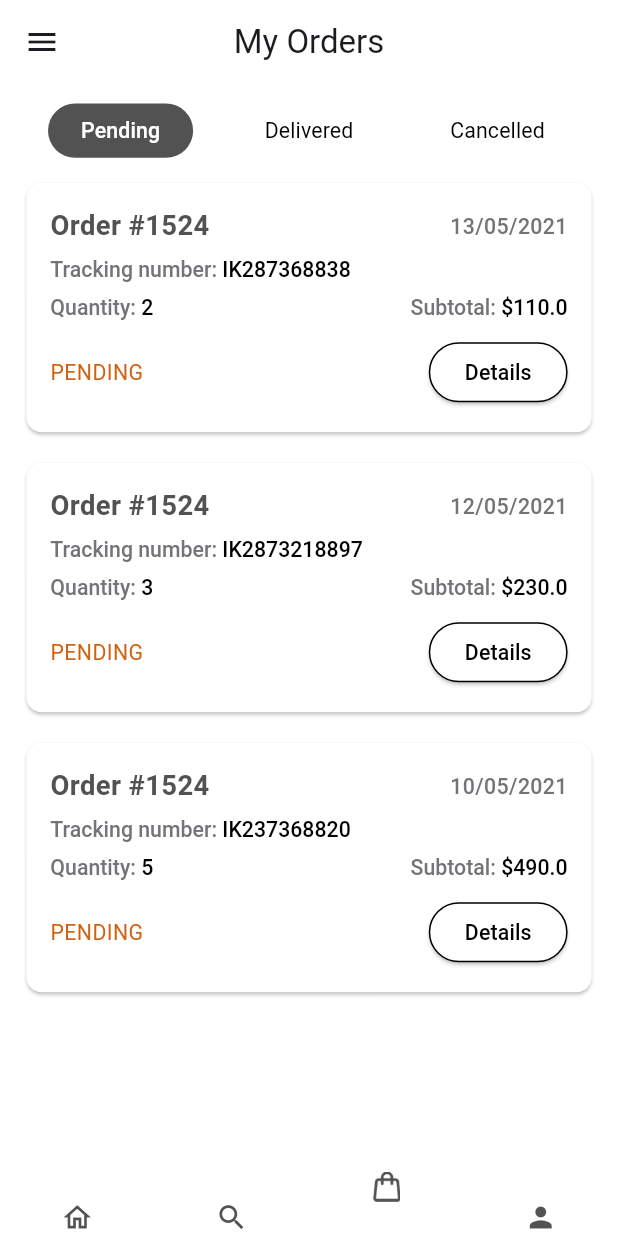
After one commit to daliamansour11/gemStore, a Flutter app: the screen it shows after launch, item 3 of the bottom bar chosen, on a phone screen of 412 x 824 dp. The commit adds this screen. Run offline on Flutter 3.47's test engine with Material 3 defaults, Android fonts, the light colour scheme and no system bars; drawn by our look-alikes of curved_navigation_bar; our stand-ins replace bloc, country_picker, equatable, flutter_bloc, flutter_screenutil, flutter_svg.

Commit message:
complete order ui add needed colors for orders status TODO: tabbar ui bug

```diff
--- a/lib/core/resources/colors_manger.dart
+++ b/lib/core/resources/colors_manger.dart
@@ -13,6 +13,7 @@ class ColorsManger {
   static const Color green = Color(0xff0ebe7f);
   static const Color ligthGreen = Color(0xff508A7B);
   static const Color semiGreen = Color(0x260EBE7E);
+  static const Color black = Color.fromARGB(255, 0, 0, 0);
 
   static const Color dropShadowColor = Color(0xFFf2f2f2);
   static const Color dark = Color(0xFF2A2B2E);
@@ -30,4 +31,8 @@ class ColorsManger {
   static const Color white = Color(0xffffffff);
   static const Color red = Color(0xfff1122a);
   static const Color error = Color(0xffe61f34);
+
+  static const Color pending = Color(0xffCF6212);
+  static const Color delivered = Color(0xff009254);
+  static const Color canceled = Color(0xffC50000);
 }
--- a/lib/core/resources/strings_manger.dart
+++ b/lib/core/resources/strings_manger.dart
@@ -73,4 +73,9 @@ class AppString {
   static const String deliveryDuration = 'Delivery from 3 to 7 business days';
   static const String thanks = 'Thank you for your purchase.\nYou can view your order in `My Orders` section.';
   static const String continueShopping = 'Continue Shopping';
+  static const String myOrders = 'My Orders';
+  static const String trackingNumber = 'Tracking number: ';
+  static const String quantity = 'Quantity: ';
+  static const String subtotalSign = 'Subtotal: ';
+  static const String details = 'Details';
 }
--- a/lib/core/utils/bottom_navigation.dart
+++ b/lib/core/utils/bottom_navigation.dart
@@ -1,7 +1,6 @@
 import 'package:curved_navigation_bar/curved_navigation_bar.dart';
 import 'package:flutter/material.dart';
 
-import '../../feature/cart_screen/presentation/pages/cart_screen.dart';
 import '../../feature/home/presentation/pages/home_screen.dart';
 import '../../feature/orders/presentation/pages/order_screen.dart';
 import '../../feature/profile/presentation/pages/profile_screen.dart';
@@ -63,7 +62,7 @@ class _BottomNavigationState extends State<BottomNavigation> {
         children: const [
           HomeScreen(),
           DiscoverScreen(),
-          OrderScreen(),
+          OrdersScreen(),
           ProfileScreen()
         ],
       ),
--- a/lib/core/utils/custom_app_bar.dart
+++ b/lib/core/utils/custom_app_bar.dart
@@ -2,20 +2,47 @@ import 'package:flutter/material.dart';
 import 'package:flutter_svg/flutter_svg.dart';
 
 import '../resources/assets_manger.dart';
+import '../resources/colors_manger.dart';
 
 PreferredSizeWidget? customAppBar({
   required String title,
   bool centerTitle = true,
   bool automaticallyImplyLeading = true,
+  bool isBackable = true,
   required BuildContext context,
 }) {
   return AppBar(
+    backgroundColor: ColorsManger.white,
     title: Text(title),
-    leading: InkWell(
-      onTap: () => Navigator.pop(context),
-      child: SvgPicture.asset(ImageAssets.backIcon, width: 32, height: 32),
-    ),
+    leading: isBackable
+        ? InkWell(
+            onTap: () => Navigator.pop(context),
+            child:
+                SvgPicture.asset(ImageAssets.backIcon, width: 32, height: 32),
+          )
+        : IconButton(onPressed: () {}, icon: const Icon(Icons.menu)),
     centerTitle: centerTitle,
     automaticallyImplyLeading: automaticallyImplyLeading,
   );
 }
+Widget customAppBarWidget({
+  required String title,
+  bool centerTitle = true,
+  bool automaticallyImplyLeading = true,
+  bool isBackable = true,
+  required BuildContext context,
+}) {
+  return AppBar(
+    backgroundColor: ColorsManger.white,
+    title: Text(title),
+    leading: isBackable
+        ? InkWell(
+            onTap: () => Navigator.pop(context),
+            child:
+                SvgPicture.asset(ImageAssets.backIcon, width: 32, height: 32),
+          )
+        : IconButton(onPressed: () {}, icon: const Icon(Icons.menu)),
+    centerTitle: centerTitle,
+    automaticallyImplyLeading: automaticallyImplyLeading,
+  );
+}
--- /dev/null
+++ b/lib/feature/orders/domain/entity/order_entity.dart
@@ -0,0 +1,21 @@
+import 'dart:ui';
+
+class Order {
+  final int id;
+  final String trackingNumber;
+  final String date;
+  final int quantity;
+  final double subtotal;
+  final String status;
+  final Color color;
+
+  Order({
+    required this.id,
+    required this.trackingNumber,
+    required this.date,
+    required this.quantity,
+    required this.subtotal,
+    required this.status,
+    required this.color,
+  });
+}
--- /dev/null
+++ b/lib/feature/orders/presentation/cubit/order_cubit.dart
@@ -0,0 +1,65 @@
+import 'package:flutter_bloc/flutter_bloc.dart';
+
+import '../../../../core/resources/colors_manger.dart';
+import '../../domain/entity/order_entity.dart';
+import 'order_states.dart';
+
+class OrdersCubit extends Cubit<OrdersState> {
+  OrdersCubit() : super(OrdersInitial());
+
+  void fetchOrders() async {
+    emit(OrdersLoading());
+
+    await Future.delayed(const Duration(seconds: 2));
+
+    final List<Order> orders = [
+      Order(
+        id: 1524,
+        trackingNumber: 'IK287368838',
+        date: '13/05/2021',
+        quantity: 2,
+        subtotal: 110,
+        status: 'Pending',
+        color: ColorsManger.pending,
+      ),
+      Order(
+        id: 1524,
+        trackingNumber: 'IK2873218897',
+        date: '12/05/2021',
+        quantity: 3,
+        subtotal: 230,
+        status: 'Pending',
+        color: ColorsManger.pending,
+      ),
+      Order(
+        id: 1524,
+        trackingNumber: 'IK237368820',
+        date: '10/05/2021',
+        quantity: 5,
+        subtotal: 490,
+        status: 'Pending',
+        color: ColorsManger.pending,
+      ),
+      Order(
+        id: 1524,
+        trackingNumber: 'IK287368837',
+        date: '15/05/2021',
+        quantity: 1,
+        subtotal: 50,
+        status: 'Delivered',
+        color: ColorsManger.delivered,
+      ),
+      Order(
+        id: 1524,
+        trackingNumber: 'IK237368831',
+        date: '08/05/2021',
+        quantity: 4,
+        subtotal: 320,
+        status: 'Cancelled',
+        color: ColorsManger.canceled,
+      ),
+    ];
+
+    emit(OrdersLoaded(orders));
+  }
+}
--- /dev/null
+++ b/lib/feature/orders/presentation/cubit/order_states.dart
@@ -0,0 +1,17 @@
+import '../../domain/entity/order_entity.dart';
+
+abstract class OrdersState {}
+
+class OrdersInitial extends OrdersState {}
+
+class OrdersLoading extends OrdersState {}
+
+class OrdersLoaded extends OrdersState {
+  final List<Order> orders;
+  OrdersLoaded(this.orders);
+}
+
+class OrdersError extends OrdersState {
+  final String message;
+  OrdersError(this.message);
+}
--- a/lib/feature/orders/presentation/pages/order_screen.dart
+++ b/lib/feature/orders/presentation/pages/order_screen.dart
@@ -1,17 +1,46 @@
 import 'package:flutter/material.dart';
+import 'package:flutter_bloc/flutter_bloc.dart';
+import 'package:flutter_screenutil/flutter_screenutil.dart';
 
-class OrderScreen extends StatefulWidget {
-  const OrderScreen({super.key});
+import '../../../../core/resources/colors_manger.dart';
+import '../../../../core/resources/strings_manger.dart';
+import '../../../../core/utils/custom_app_bar.dart';
+import '../cubit/order_cubit.dart';
+import '../widgets/custom_tab_bar.dart';
+import '../widgets/order_list.dart';
+
+class OrdersScreen extends StatelessWidget {
+  const OrdersScreen({super.key});
 
   @override
-  State<OrderScreen> createState() => _OrderScreenState();
-}
-
-class _OrderScreenState extends State<OrderScreen> {
-  @override
   Widget build(BuildContext context) {
-    return const Scaffold(
-      body: Center(child: Text('orderScreen')),
+    return DefaultTabController(
+      length: 3,
+      child: Scaffold(
+        backgroundColor: ColorsManger.white,
+        appBar: PreferredSize(
+          preferredSize: Size.fromHeight(110.h),
+          child: Column(
+            children: [
+              customAppBarWidget(
+                  context: context,
+                  title: AppString.myOrders,
+                  isBackable: false),
+              const CustomOrdersTabBar(),
+            ],
+          ),
+        ),
+        body: BlocProvider(
+          create: (context) => OrdersCubit()..fetchOrders(),
+          child: const TabBarView(
+            children: [
+              OrdersList(status: 'Pending'),
+              OrdersList(status: 'Delivered'),
+              OrdersList(status: 'Cancelled'),
+            ],
+          ),
+        ),
+      ),
     );
   }
 }
--- /dev/null
+++ b/lib/feature/orders/presentation/widgets/custom_tab_bar.dart
@@ -0,0 +1,57 @@
+import 'package:flutter/material.dart';
+import 'package:flutter_screenutil/flutter_screenutil.dart';
+
+import '../../../../core/resources/colors_manger.dart';
+
+class CustomOrdersTabBar extends StatelessWidget {
+  const CustomOrdersTabBar({super.key});
+
+  @override
+  Widget build(BuildContext context) {
+    return TabBar(
+      dividerColor: Colors.transparent,
+      padding: EdgeInsets.symmetric(horizontal: 16.w, vertical: 8.h),
+      labelPadding: EdgeInsets.symmetric(horizontal: 8.w),
+      labelStyle: TextStyle(
+        fontSize: 14.sp,
+        fontWeight: FontWeight.w500,
+      ),
+      unselectedLabelStyle: TextStyle(
+        fontSize: 14.sp,
+        fontWeight: FontWeight.w400,
+      ),
+      indicator: const BoxDecoration(color: Colors.transparent),
+      overlayColor: MaterialStateProperty.all(Colors.transparent),
+      tabs: [
+        _buildTab(context, 'Pending', 0),
+        _buildTab(context, 'Delivered', 1),
+        _buildTab(context, 'Cancelled', 2),
+      ],
+    );
+  }
+
+  Widget _buildTab(BuildContext context, String title, int index) {
+    return Tab(
+      child: Builder(
+        builder: (context) {
+          final tabController = DefaultTabController.of(context);
+          var isSelected = tabController.index == index;
+          return Container(
+            padding: EdgeInsets.symmetric(vertical: 8.h, horizontal: 20.w),
+            decoration: BoxDecoration(
+              color: isSelected ? ColorsManger.darkGrey : Colors.transparent,
+              borderRadius: BorderRadius.circular(20.r),
+            ),
+            child: Text(
+              title,
+              style: TextStyle(
+                color: isSelected ? ColorsManger.white : ColorsManger.black,
+                fontSize: 14.sp,
+              ),
+            ),
+          );
+        },
+      ),
+    );
+  }
+}
--- /dev/null
+++ b/lib/feature/orders/presentation/widgets/order_card.dart
@@ -0,0 +1,152 @@
+import 'package:flutter/material.dart';
+import 'package:flutter_screenutil/flutter_screenutil.dart';
+
+import '../../../../core/resources/colors_manger.dart';
+import '../../../../core/resources/strings_manger.dart';
+import '../../domain/entity/order_entity.dart';
+
+class OrderCard extends StatelessWidget {
+  final Order order;
+
+  const OrderCard({Key? key, required this.order}) : super(key: key);
+
+  @override
+  Widget build(BuildContext context) {
+    return Card(
+      margin: EdgeInsets.symmetric(vertical: 10.h, horizontal: 16.w),
+      shape: RoundedRectangleBorder(borderRadius: BorderRadius.circular(10.r)),
+      color: ColorsManger.white,
+      child: Padding(
+        padding: const EdgeInsets.all(16),
+        child: Column(
+          crossAxisAlignment: CrossAxisAlignment.start,
+          children: [
+            Row(
+              mainAxisAlignment: MainAxisAlignment.spaceBetween,
+              children: [
+                Text(
+                  'Order #${order.id}',
+                  style: TextStyle(
+                    fontWeight: FontWeight.w700,
+                    fontSize: 18.sp,
+                    color: ColorsManger.darkGrey,
+                  ),
+                ),
+                Text(
+                  order.date,
+                  style: TextStyle(
+                    color: ColorsManger.grey,
+                    fontSize: 14.sp,
+                    fontWeight: FontWeight.w500,
+                  ),
+                ),
+              ],
+            ),
+            SizedBox(height: 8.h),
+            RichText(
+              text: TextSpan(
+                children: [
+                  TextSpan(
+                    text: AppString.trackingNumber,
+                    style: TextStyle(
+                      fontWeight: FontWeight.w500,
+                      fontSize: 14.sp,
+                      color: ColorsManger.grey,
+                    ),
+                  ),
+                  TextSpan(
+                    text: order.trackingNumber,
+                    style: TextStyle(
+                      fontWeight: FontWeight.w500,
+                      fontSize: 14.sp,
+                      color: ColorsManger.black,
+                    ),
+                  ),
+                ],
+              ),
+            ),
+            SizedBox(height: 8.h),
+            Row(
+              mainAxisAlignment: MainAxisAlignment.spaceBetween,
+              children: [
+                RichText(
+                  text: TextSpan(
+                    children: [
+                      TextSpan(
+                        text: AppString.quantity,
+                        style: TextStyle(
+                          color: ColorsManger.grey,
+                          fontWeight: FontWeight.w500,
+                          fontSize: 14.sp,
+                        ),
+                      ),
+                      TextSpan(
+                        text: order.quantity.toString(),
+                        style: TextStyle(
+                          color: ColorsManger.black,
+                          fontWeight: FontWeight.w500,
+                          fontSize: 14.sp,
+                        ),
+                      ),
+                    ],
+                  ),
+                ),
+                RichText(
+                  text: TextSpan(
+                    children: [
+                      TextSpan(
+                        text: AppString.subtotalSign,
+                        style: TextStyle(
+                          color: ColorsManger.grey,
+                          fontWeight: FontWeight.w500,
+                          fontSize: 14.sp,
+                        ),
+                      ),
+                      TextSpan(
+                        text: '\$${order.subtotal}',
+                        style: TextStyle(
+                          color: ColorsManger.black,
+                          fontWeight: FontWeight.w500,
+                          fontSize: 14.sp,
+                        ),
+                      ),
+                    ],
+                  ),
+                ),
+              ],
+            ),
+            SizedBox(height: 10.h),
+            Row(
+              mainAxisAlignment: MainAxisAlignment.spaceBetween,
+              children: [
+                Text(
+                  order.status.toUpperCase(),
+                  style: TextStyle(
+                    color: order.color,
+                    fontSize: 14.sp,
+                  ),
+                ),
+                ElevatedButton(
+                  onPressed: () {},
+                  style: ElevatedButton.styleFrom(
+                    shape: RoundedRectangleBorder(
+                        borderRadius: BorderRadius.circular(25.r)),
+                    side: const BorderSide(color: ColorsManger.black),
+                    backgroundColor: ColorsManger.white,
+                  ),
+                  child: Text(
+                    AppString.details,
+                    style: TextStyle(
+                      color: ColorsManger.black,
+                      fontSize: 14.sp,
+                    ),
+                  ),
+                ),
+              ],
+            ),
+          ],
+        ),
+      ),
+    );
+  }
+}
--- /dev/null
+++ b/lib/feature/orders/presentation/widgets/order_list.dart
@@ -0,0 +1,34 @@
+import 'package:flutter/material.dart';
+import 'package:flutter_bloc/flutter_bloc.dart';
+
+import '../cubit/order_cubit.dart';
+import '../cubit/order_states.dart';
+import 'order_card.dart';
+
+class OrdersList extends StatelessWidget {
+  final String status;
+
+  const OrdersList({Key? key, required this.status}) : super(key: key);
+
+  @override
+  Widget build(BuildContext context) {
+    return BlocBuilder<OrdersCubit, OrdersState>(
+      builder: (context, state) {
+        if (state is OrdersLoading) {
+          return const Center(child: CircularProgressIndicator());
+        } else if (state is OrdersLoaded) {
+          final orders = state.orders.where((order) => order.status == status).toList();
+          if (orders.isEmpty) {
+            return const Center(child: Text('No orders available'));
+          }
+          return ListView.builder(
+            itemCount: orders.length,
+            itemBuilder: (context, index) => OrderCard(order: orders[index]),
+          );
+        } else {
+          return const Center(child: Text('Failed to load orders'));
+        }
+      },
+    );
+  }
+}
```
